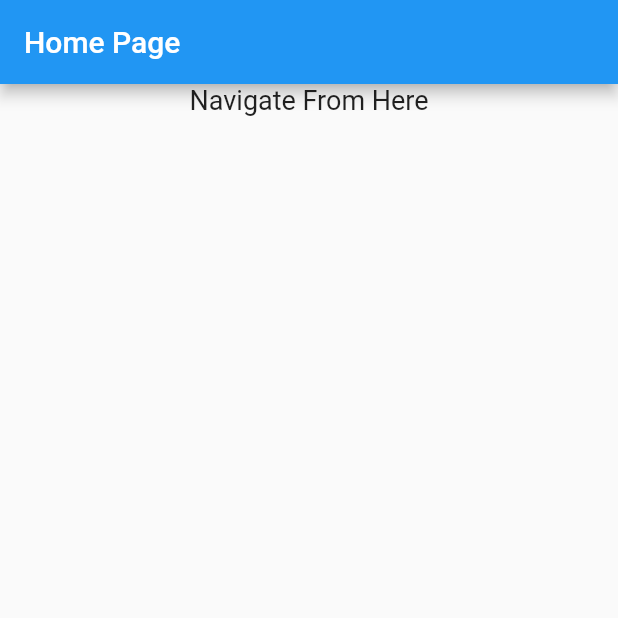
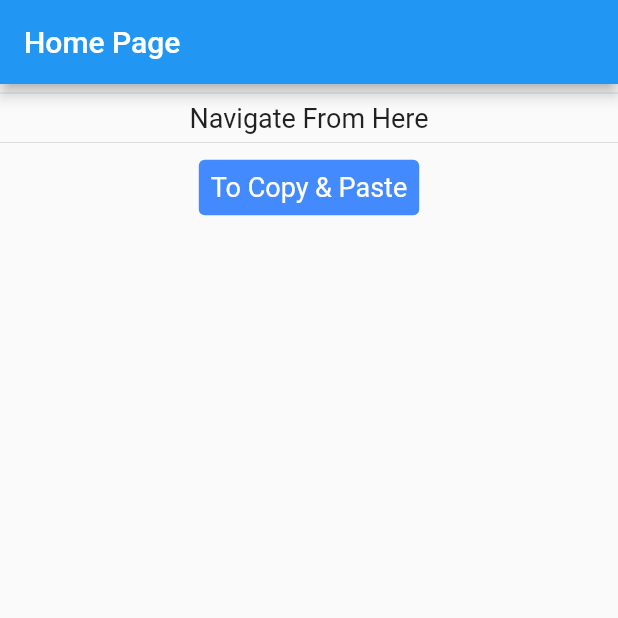
Before and after one commit to mahmourad98/flutter_sharable_links_app, a Flutter app: the screen it shows after launch, on a phone screen of 412 x 824 dp, the top half of it. Run offline on Flutter 3.47's test engine with Material 2 defaults, Android fonts, the phone set to English and light mode, and no system bars.

Commit message:
copy and paste text to clipboard is done + tested

```diff
--- a/lib/app/my_app.dart
+++ b/lib/app/my_app.dart
@@ -40,9 +40,22 @@ class MyHomePage extends StatelessWidget {
       body: Center(
         child: Column(
           mainAxisAlignment: MainAxisAlignment.start,
-          crossAxisAlignment: CrossAxisAlignment.start,
-          children: const <Widget>[
-            Text('Navigate From Here', style: TextStyle(fontSize: 18.0,),),
+          crossAxisAlignment: CrossAxisAlignment.center,
+          children: <Widget>[
+            const Divider(height: 12.0,),
+            const Text('Navigate From Here', style: TextStyle(fontSize: 18.0,),),
+            const Divider(height: 12.0,),
+            TextButton(
+              onPressed: () => {
+                Navigator.of(context,).pushNamed(RouteNames.copyAndPastePage,),
+              },
+              child: const Text('To Copy & Paste',),
+              style: TextButton.styleFrom(
+                foregroundColor: Colors.white,
+                backgroundColor:  Colors.blueAccent,
+                textStyle: const TextStyle(fontSize: 18.0,),
+              ),
+            ),
           ],
         ),
       ), // This trailing comma makes auto-formatting nicer for build methods.
--- a/lib/app/my_app_router.dart
+++ b/lib/app/my_app_router.dart
@@ -1,14 +1,21 @@
 import 'package:flutter/material.dart';
 import 'package:untitled02/app/my_app.dart';
+import 'package:untitled02/core/layers/presentation/copy_and_paste_link_page/copy_and_paste_link_view.dart';
 
 final GlobalKey<NavigatorState> navKey = GlobalKey<NavigatorState>();
 final NavigatorObserver navObserver = NavigatorObserver();
 
-class RouteNames {}
+class RouteNames {
+  static const String copyAndPastePage = 'copy-and-paste';
+}
 
 class AppRouter{
   static Route? onGenerateRoute(RouteSettings routeSettings,){
     switch (routeSettings.name){
+      case RouteNames.copyAndPastePage:
+        return _routeTo(
+          () => const CopyAndPasteLinkPage(),
+        );
       default: return _routeTo(
         () => const MyHomePage(),
       );
```
Also changed, not shown: lib/core/delegations/services/copy_and_paste_clipboard.dart (added, +12 -0 lines), lib/core/layers/presentation/copy_and_paste_link_page/copy_and_paste_link_view.dart (added, +75 -0 lines).
